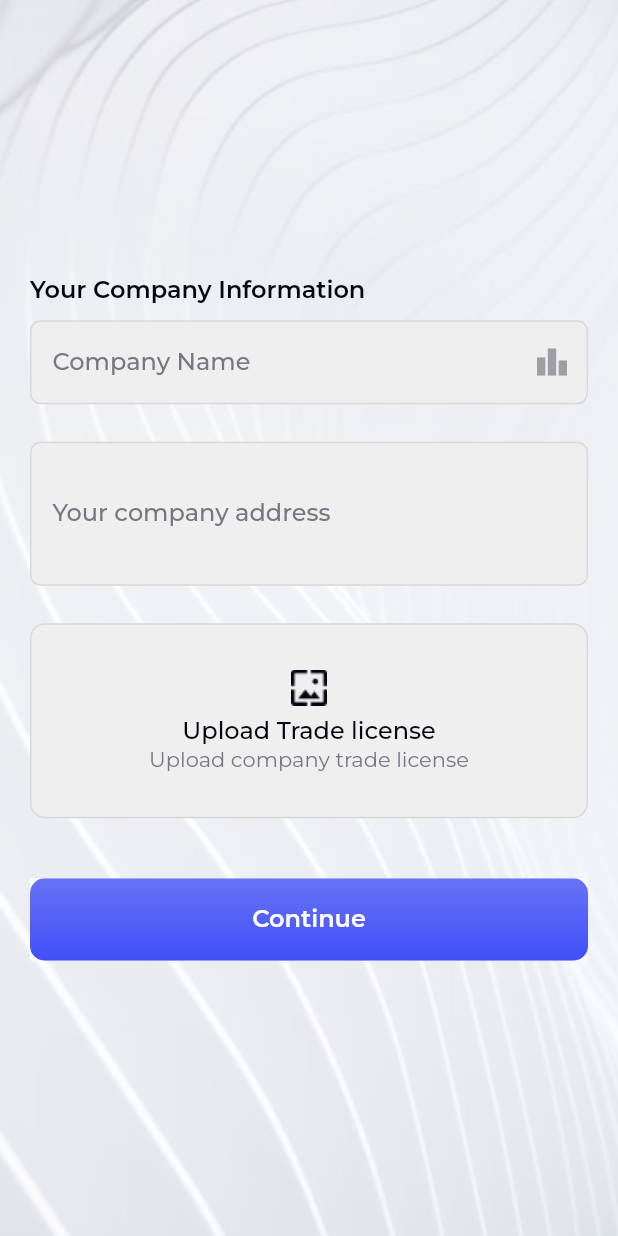
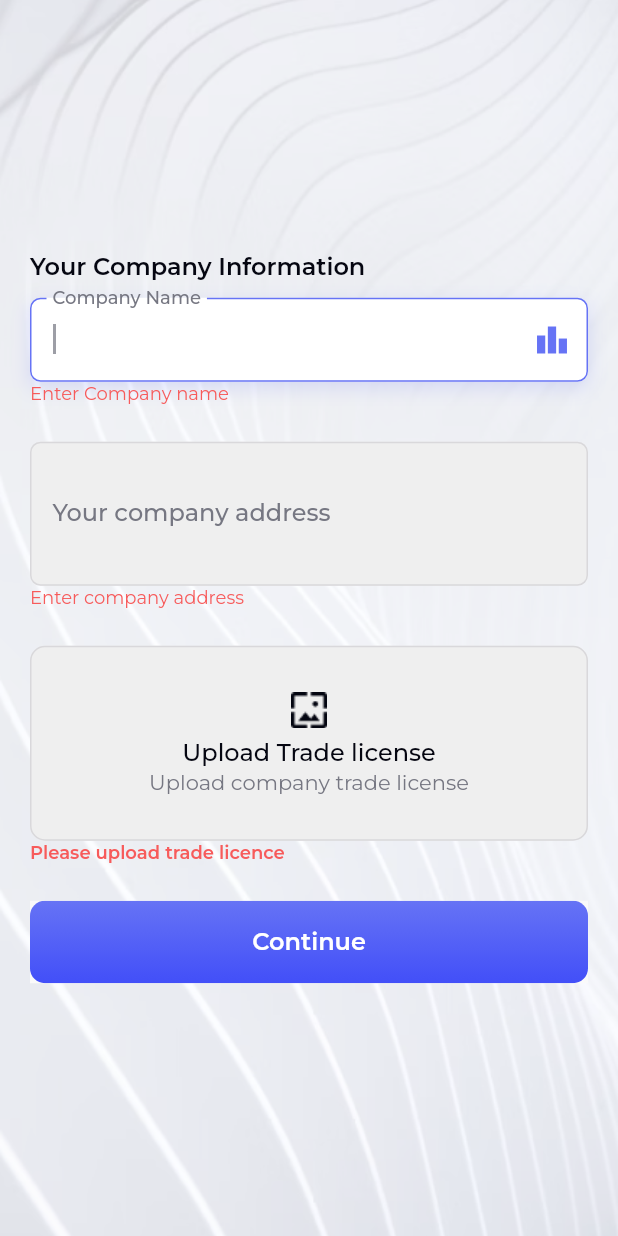
Before and after one commit to mobarak25/qbidding, a Flutter app: the CompanyInfoScreen widget shown alone on an empty page, opened directly, after a tap on "Continue", on a phone screen of 412 x 824 dp. Run offline on Flutter 3.47's test engine with Material 2 defaults, Android fonts, the phone set to English and light mode, and no system bars; our stand-ins replace bloc, device_info_plus, equatable, flutter_bloc, geocoding, get_it and 5 more; accounts and stored records are empty.

Commit message:
company info

```diff
--- a/lib/features/app/presentation/register/company_info/bloc/company_info_bloc.dart
+++ b/lib/features/app/presentation/register/company_info/bloc/company_info_bloc.dart
@@ -4,6 +4,7 @@ import 'package:equatable/equatable.dart';
 import 'package:flutter/material.dart';
 import 'package:flutter_bloc/flutter_bloc.dart';
 import 'package:image_picker/image_picker.dart';
+import 'package:qbidding/core/form_validator/validator.dart';
 import 'package:qbidding/core/navigator/iflutter_navigator.dart';
 import 'package:qbidding/core/utils/enums.dart';
 import 'package:qbidding/core/utils/utilities.dart';
@@ -16,6 +17,8 @@ class CompanyInfoBloc extends Bloc<CompanyInfoEvent, CompanyInfoState> {
       : super(CompanyInfoInitial()) {
     on<ChangeCompanyName>(_changeCompanyName);
     on<ChangeCompanyAddress>(_changeCompanyAddress);
+    on<PickImage>(_pickImage);
+    on<PressToContinue>(_pressToContinue);
   }
   final IFlutterNavigator _iFlutterNavigator;
   final ImagePicker _imagePicker;
@@ -29,4 +32,41 @@ class CompanyInfoBloc extends Bloc<CompanyInfoEvent, CompanyInfoState> {
       ChangeCompanyAddress event, Emitter<CompanyInfoState> emit) {
     emit(state.copyWith(companyAddress: event.companyAddress));
   }
+
+  FutureOr<void> _pickImage(
+      PickImage event, Emitter<CompanyInfoState> emit) async {
+    XFile? file = await _imagePicker.pickImage(
+        source: ImageSource.gallery, imageQuality: 25);
+    if (file != null) {
+      emit(state.copyWith(
+          images: List.from(state.images)
+            ..add(ImageFile(name: 'images[]', file: file))));
+    }
+    print(state.images);
+  }
+
+  FutureOr<void> _pressToContinue(
+      PressToContinue event, Emitter<CompanyInfoState> emit) {
+    if (isValid(event)) {
+    } else {
+      emit(state.copyWith(forms: Forms.invalid));
+    }
+  }
+
+  bool isValid(PressToContinue event) {
+    final validate = Validator.isValidated(items: [
+      FormItem(text: state.companyName, focusNode: event.companyNameFocusNode),
+      FormItem(
+          text: state.companyAddress, focusNode: event.companyAddressFocusNode),
+    ], navigator: _iFlutterNavigator);
+
+    if (!validate) return false;
+    if (state.companyName.isEmpty ||
+        state.companyAddress.isEmpty ||
+        state.images.isEmpty) {
+      return false;
+    }
+
+    return true;
+  }
 }
--- a/lib/features/app/presentation/register/company_info/view/company_info_screen.dart
+++ b/lib/features/app/presentation/register/company_info/view/company_info_screen.dart
@@ -8,6 +8,7 @@ import 'package:qbidding/core/utils/enums.dart';
 import 'package:qbidding/core/widget/big_camera.dart';
 import 'package:qbidding/core/widget/body.dart';
 import 'package:qbidding/core/widget/button.dart';
+import 'package:qbidding/core/widget/grid_view_file_image.dart';
 import 'package:qbidding/core/widget/text.dart';
 import 'package:qbidding/core/widget/text_field.dart';
 import 'package:qbidding/features/app/presentation/register/company_info/bloc/company_info_bloc.dart';
@@ -60,14 +61,14 @@ class CompanyInfoScreen extends StatelessWidget {
                       labelText: "Company Name",
                       errorText: state.forms == Forms.invalid &&
                               state.companyName.isEmpty
-                          ? 'Enter your name'
+                          ? 'Enter Company name'
                           : '',
                     ),
                     const SizedBox(height: 25),
                     TextFieldB(
                       paddingHeight: 18,
                       focusNode: companyAddressFocusnode,
-                      controller: companyNameController,
+                      controller: companyAddressController,
                       maxLines: 3,
                       onChanged: (String address) {
                         bloc.add(ChangeCompanyAddress(companyAddress: address));
@@ -75,7 +76,7 @@ class CompanyInfoScreen extends StatelessWidget {
                       labelText: "Your company address",
                       errorText: state.forms == Forms.invalid &&
                               state.companyAddress.isEmpty
-                          ? 'Enter your company address'
+                          ? 'Enter company address'
                           : '',
                     ),
                     const SizedBox(height: 25),
@@ -100,6 +101,11 @@ class CompanyInfoScreen extends StatelessWidget {
                         ),
                       ],
                     ),
+                    GridViewFileImageB(
+                      padding: 0,
+                      crossAxisCount: 5,
+                      images: state.images,
+                    ),
                     const SizedBox(height: 25),
                     ButtonB(
                       heigh: 55,
```
Also changed, not shown: lib/features/app/presentation/register/personal_info/view/personal_info_screen.dart (+11 -6 lines).
